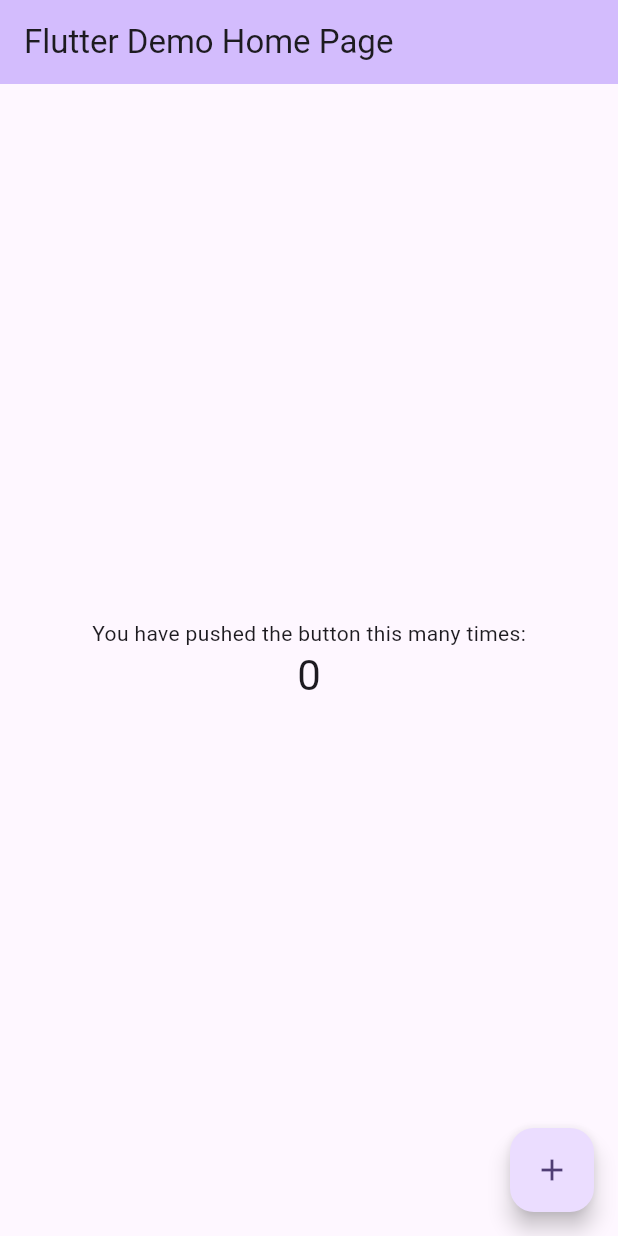
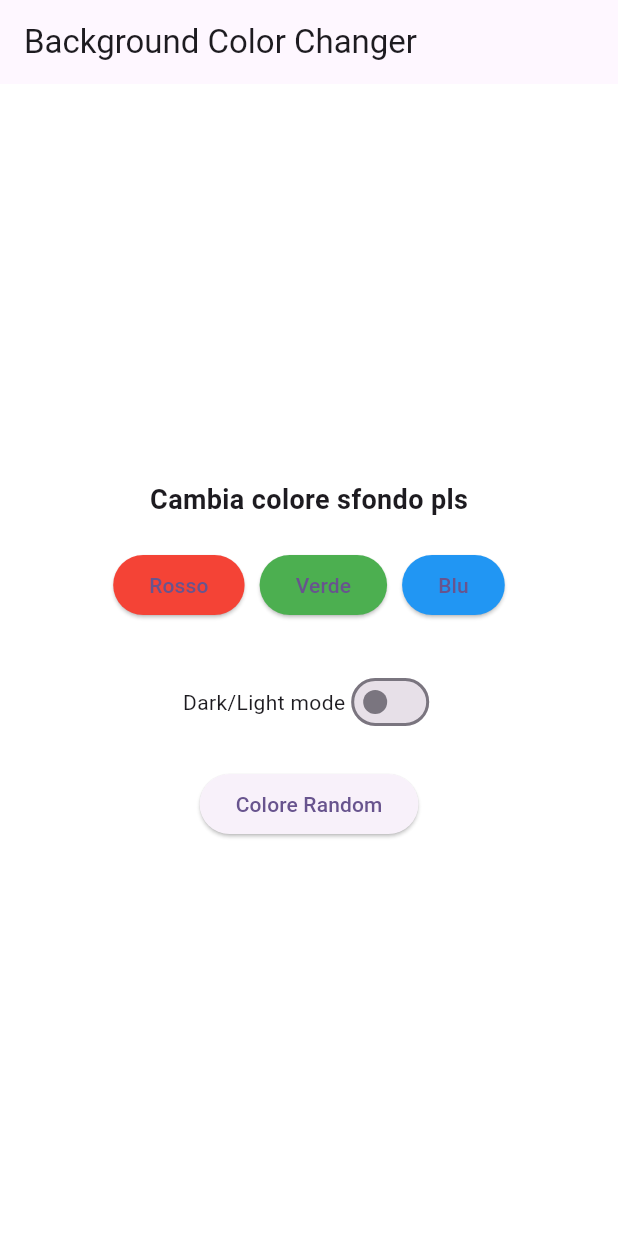
Before and after one commit to ilvostrocarokawe/crossplatform-futurevoid, a Flutter app: the screen it shows after launch, on a phone screen of 412 x 824 dp. Run offline on Flutter 3.47's test engine with Material 3 defaults, Android fonts, the phone set to English and light mode, and no system bars.

Commit message:
Final Background Color Changer

```diff
--- /dev/null
+++ b/lib/backgroundcolorchanger.dart
@@ -0,0 +1,88 @@
+import 'dart:math';
+import 'package:flutter/material.dart';
+
+class ColorChangerPage extends StatefulWidget {
+  const ColorChangerPage({super.key});
+
+  @override
+  State<ColorChangerPage> createState() => _ColorChangerPageState();
+}
+
+class _ColorChangerPageState extends State<ColorChangerPage> {
+  Color _backgroundColor = Colors.white;
+  bool _isLightMode = false;
+
+  void _changeColor(Color newColor) {
+    setState(() => _backgroundColor = newColor);
+  }
+
+  void _toggleMode(bool value) {
+    setState(() {
+      _isLightMode = value;
+      _backgroundColor = value ? Colors.yellow : Colors.grey[850]!;
+    });
+  }
+
+  void _randomColor() {
+    final random = Random();
+    final colors = Colors.primaries;
+    setState(() => _backgroundColor = colors[random.nextInt(colors.length)]);
+  }
+
+  @override
+  Widget build(BuildContext context) {
+    return Scaffold(
+      backgroundColor: _backgroundColor,
+      appBar: AppBar(title: const Text('Background Color Changer')),
+      body: Center(
+        child: Column(
+          mainAxisAlignment: MainAxisAlignment.center,
+          children: [
+            const Text(
+              'Cambia colore sfondo pls',
+              style: TextStyle(fontSize: 18, fontWeight: FontWeight.bold),
+            ),
+            const SizedBox(height: 20),
+
+            Row(
+              mainAxisAlignment: MainAxisAlignment.center,
+              children: [
+                _colorButton('Rosso', Colors.red),
+                _colorButton('Verde', Colors.green),
+                _colorButton('Blu', Colors.blue),
+              ],
+            ),
+
+            const SizedBox(height: 30),
+
+            Row(
+              mainAxisAlignment: MainAxisAlignment.center,
+              children: [
+                const Text('Dark/Light mode'),
+                Switch(value: _isLightMode, onChanged: _toggleMode),
+              ],
+            ),
+
+            const SizedBox(height: 20),
+
+            ElevatedButton(
+              onPressed: _randomColor,
+              child: const Text('Colore Random'),
+            ),
+          ],
+        ),
+      ),
+    );
+  }
+
+  Widget _colorButton(String label, Color color) {
+    return Padding(
+      padding: const EdgeInsets.symmetric(horizontal: 5),
+      child: ElevatedButton(
+        style: ElevatedButton.styleFrom(backgroundColor: color),
+        onPressed: () => _changeColor(color),
+        child: Text(label),
+      ),
+    );
+  }
+}
--- a/lib/main.dart
+++ b/lib/main.dart
@@ -1,4 +1,5 @@
 import 'package:flutter/material.dart';
+import 'backgroundcolorchanger.dart';
 
 void main() {
   runApp(const MyApp());
@@ -30,7 +31,7 @@
         // tested with just a hot reload.
         colorScheme: ColorScheme.fromSeed(seedColor: Colors.deepPurple),
       ),
-      home: const MyHomePage(title: 'Flutter Demo Home Page'),
+      home: const ColorChangerPage(),
     );
   }
 }
```
